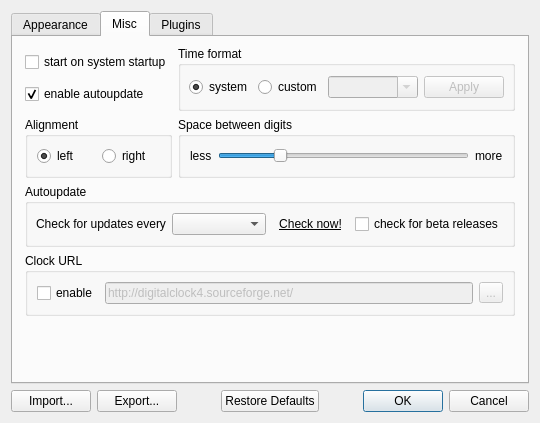
First picture: the form in digital_clock/gui/settings_dialog.ui, repository Kolcha/DigitalClock4, before the edit.
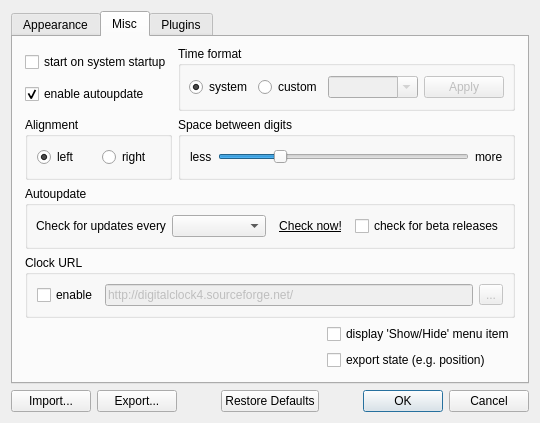
Second picture: the form after the edit. The open tabs and pages were chosen to show the change. Icons and pictures are not drawn. Custom widgets are drawn as their Qt base class.

Commit message: re-added 'enable show/hide menu item' and 'export state' options

The edit to the form file:
```diff
--- a/digital_clock/gui/settings_dialog.ui
+++ b/digital_clock/gui/settings_dialog.ui
@@ -530,7 +530,7 @@
          </item>
         </layout>
        </item>
-       <item row="0" column="1">
+       <item row="0" column="1" colspan="2">
         <widget class="QGroupBox" name="time_format_group">
          <property name="title">
           <string>Time format</string>
@@ -665,7 +665,7 @@
          </layout>
         </widget>
        </item>
-       <item row="1" column="1">
+       <item row="1" column="1" colspan="2">
         <widget class="QGroupBox" name="space_group">
          <property name="title">
           <string>Space between digits</string>
@@ -707,7 +707,7 @@
          </layout>
         </widget>
        </item>
-       <item row="2" column="0" colspan="2">
+       <item row="2" column="0" colspan="3">
         <widget class="QGroupBox" name="autoupdate_group">
          <property name="title">
           <string>Autoupdate</string>
@@ -757,7 +757,7 @@
          </layout>
         </widget>
        </item>
-       <item row="3" column="0" colspan="2">
+       <item row="3" column="0" colspan="3">
         <widget class="QGroupBox" name="clock_url_group">
          <property name="toolTip">
           <string>If enabled, given URL will be opened with default web browser when you click on clock</string>
@@ -799,15 +799,29 @@
          </layout>
         </widget>
        </item>
-       <item row="4" column="1">
-        <spacer name="verticalSpacer">
+       <item row="4" column="2">
+        <widget class="QCheckBox" name="show_hide_enable">
+         <property name="text">
+          <string>display 'Show/Hide' menu item</string>
+         </property>
+        </widget>
+       </item>
+       <item row="5" column="2">
+        <widget class="QCheckBox" name="export_state">
+         <property name="text">
+          <string>export state (e.g. position)</string>
+         </property>
+        </widget>
+       </item>
+       <item row="5" column="0" colspan="2">
+        <spacer name="horizontalSpacer_4">
          <property name="orientation">
-          <enum>Qt::Vertical</enum>
+          <enum>Qt::Horizontal</enum>
          </property>
          <property name="sizeHint" stdset="0">
           <size>
-           <width>20</width>
-           <height>40</height>
+           <width>40</width>
+           <height>20</height>
           </size>
          </property>
         </spacer>
```
The commit also changes 11 other files.
